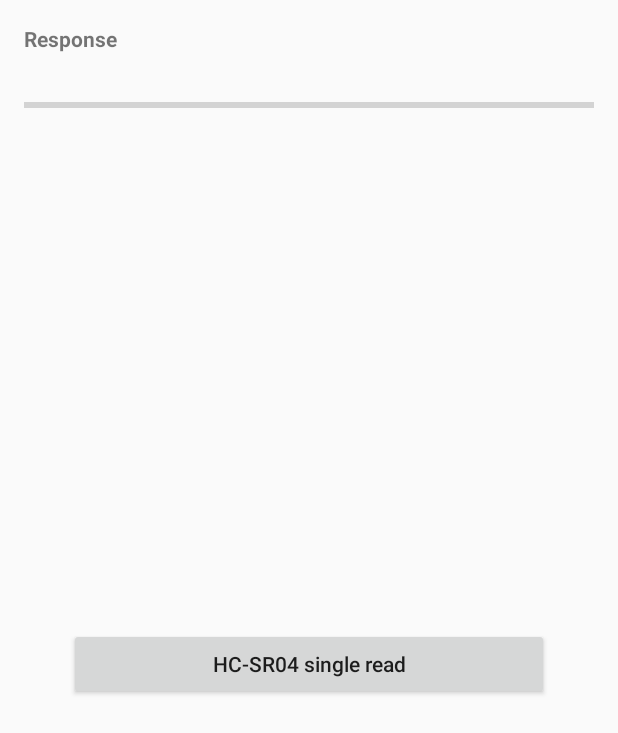
After one commit to DubyOriginal/RCMower, an Android app: the InfoActivity screen opened directly, with no data from a screen before it, on a phone screen of 412 x 824 dp. The commit adds this screen. Shown: the top 733 px of the screen. Run offline under Robolectric (Android 15) with nearby library versions, the phone set to English and light mode, and no system bars.

Commit message:
InfoActivity - sensor readings

```diff
--- a/app/src/main/java/hr/duby/rcmower/activities/HomeActivity.java
+++ b/app/src/main/java/hr/duby/rcmower/activities/HomeActivity.java
@@ -56,6 +56,7 @@
             case R.id.btnProgram:
                 break;
             case R.id.btnInfo:
+                intent = new Intent(this, InfoActivity.class);
                 break;
             case R.id.btnSettings:
                 intent = new Intent(this, SetupActivity.class);
@@ -66,6 +67,7 @@
         }
         if (intent != null){
             startActivity(intent);
+            finish();
         }
     }
 
--- /dev/null
+++ b/app/src/main/java/hr/duby/rcmower/activities/InfoActivity.java
@@ -0,0 +1,158 @@
+package hr.duby.rcmower.activities;
+
+import android.content.Intent;
+import android.os.Build;
+import android.os.Bundle;
+import android.os.Handler;
+import android.support.v7.app.AppCompatActivity;
+import android.util.Log;
+import android.view.View;
+import android.widget.Button;
+import android.widget.ProgressBar;
+import android.widget.TextView;
+
+import org.json.JSONObject;
+
+import hr.duby.rcmower.Const;
+import hr.duby.rcmower.MowerClient;
+import hr.duby.rcmower.R;
+import hr.duby.rcmower.util.JSONHelper;
+
+
+public class InfoActivity extends AppCompatActivity   implements View.OnClickListener {
+
+    //WIDGETS
+    private Button btnHCSR04;
+    private TextView tvResponse;
+    private ProgressBar pbResponse;
+
+    //VARS
+    private String BASE_URL;
+
+    @Override
+    //**********************************************************************************************
+    protected void onCreate(Bundle savedInstanceState) {
+        super.onCreate(savedInstanceState);
+        setContentView(R.layout.activity_info);
+
+        initGUI();
+    }
+
+    @Override
+    //**********************************************************************************************
+    protected void onResume() {
+        super.onResume();
+        keepNavBarHidden();
+
+        BASE_URL = MowerClient.getInstance().getBASE_URL(this);
+    }
+
+    //**********************************************************************************************
+    private void initGUI() {
+        btnHCSR04 = (Button) findViewById(R.id.btnHCSR);
+        tvResponse = (TextView) findViewById(R.id.tvResponse);
+        pbResponse = (ProgressBar) findViewById(R.id.pbResponse);
+
+        //init value
+        pbResponse.setMax(Const.HCSR04_MAX);
+        pbResponse.setProgress(0);
+        tvResponse.setText("");
+
+        btnHCSR04.setOnClickListener(this);
+    }
+
+    @Override
+    //**********************************************************************************************
+    public void onClick(View view) {
+        switch (view.getId()){
+            case R.id.btnHCSR:
+                startRequest_HCSR04();
+                break;
+
+        }
+    }
+
+    private void _____________EVENT_HANDLER_____________() {}
+    //*************************************************************************************************************************************************
+    //*************************************************************************************************************************************************
+
+    //**********************************************************************************************
+    private void startRequest_HCSR04() {
+        MowerClient.getInstance().request_HCSR04(InfoActivity.this, new MowerClient.OnResponse_HCSR04(){
+
+            @Override
+            public void onResponse_HCSR04Done(JSONObject response) {
+                DLog("onResponse_HCSR04Done result: " + response);
+                showResult_HCSR04(response);
+            }
+        } );
+
+    }
+
+    private void _____________SHOW_RESULT_____________() {}
+    //*************************************************************************************************************************************************
+    //*************************************************************************************************************************************************
+
+    //**********************************************************************************************
+    private void showResult_HCSR04(JSONObject response) {
+        if (response != null) {
+            String statusValue = JSONHelper.getJSONValue(response, "status");
+            if (statusValue != null){
+                if (statusValue.equalsIgnoreCase("ok")) {
+                    String distance = JSONHelper.getJSONValue(response, "distance");
+                    if (distance == null){ distance = "-";}
+                    final String dist = distance;
+
+                    runOnUiThread(new Runnable() {
+                        @Override
+                        public void run() {
+                            tvResponse.setText(dist);
+                            pbResponse.setProgress(Integer.valueOf(dist));
+                        }
+                    });
+
+
+                } // statusValue NOT OK
+            } // statusValue == NULL
+        }  // response == NULL
+    }
+
+    private void _____________OTHER_____________() {}
+    //*************************************************************************************************************************************************
+    //*************************************************************************************************************************************************
+
+    //**********************************************************************************************
+    private void gotoHomeActivity(){
+        Intent intent = new Intent(this, HomeActivity.class);
+        if (intent != null){
+            startActivity(intent);
+        }
+    }
+
+    //**********************************************************************************************
+    private void keepNavBarHidden() {
+        Handler handler = new Handler();
+        handler.postDelayed(new Runnable() {
+            @Override
+            public void run() {
+                hideNavBar();
+            }
+        }, 500);
+    }
+
+    //**********************************************************************************************
+    private void hideNavBar() {
+        if (Build.VERSION.SDK_INT >= 19) {
+            View v = getWindow().getDecorView();
+            v.setSystemUiVisibility(View.SYSTEM_UI_FLAG_LAYOUT_STABLE | View.SYSTEM_UI_FLAG_LAYOUT_HIDE_NAVIGATION
+                    | View.SYSTEM_UI_FLAG_LAYOUT_FULLSCREEN | View.SYSTEM_UI_FLAG_HIDE_NAVIGATION
+                    | View.SYSTEM_UI_FLAG_FULLSCREEN | View.SYSTEM_UI_FLAG_IMMERSIVE_STICKY);
+        }
+    }
+
+    //**********************************************************************************************
+    private void DLog(String msg) {
+        String className = this.getClass().getSimpleName();
+        Log.d("DTag", className + ": " + msg);
+    }
+}
--- /dev/null
+++ b/app/src/main/res/layout/activity_info.xml
@@ -0,0 +1,57 @@
+<?xml version="1.0" encoding="utf-8"?>
+<LinearLayout xmlns:android="http://schemas.android.com/apk/res/android"
+    xmlns:tools="http://schemas.android.com/tools"
+    android:id="@+id/activity_info"
+    android:layout_width="match_parent"
+    android:layout_height="match_parent"
+    android:orientation="vertical"
+    tools:context="hr.duby.rcmower.activities.InfoActivity"
+    android:layout_margin="16dp">
+
+    <LinearLayout
+        android:orientation="vertical"
+        android:layout_width="match_parent"
+        android:layout_height="wrap_content"
+        android:layout_weight="1">
+
+        <TextView
+            android:text="Response"
+            android:layout_width="match_parent"
+            android:layout_height="wrap_content"
+            android:id="@+id/textView7"
+            android:textStyle="normal|bold" />
+
+        <TextView
+            android:text="TextView"
+            android:layout_width="match_parent"
+            android:layout_height="wrap_content"
+            android:id="@+id/tvResponse"
+            android:textSize="12sp"
+            android:layout_marginTop="10dp" />
+
+        <ProgressBar
+            style="?android:attr/progressBarStyleHorizontal"
+            android:layout_width="match_parent"
+            android:layout_height="wrap_content"
+            android:id="@+id/pbResponse"
+            android:progress="50" />
+
+    </LinearLayout>
+
+    <LinearLayout
+        android:orientation="vertical"
+        android:layout_width="match_parent"
+        android:layout_height="wrap_content"
+        android:layout_weight="1"
+        android:layout_marginLeft="30dp"
+        android:layout_marginRight="30dp">
+
+        <Button
+            android:text="HC-SR04 single read"
+            android:layout_width="match_parent"
+            android:layout_height="wrap_content"
+            android:id="@+id/btnHCSR"
+            android:textAllCaps="false" />
+
+    </LinearLayout>
+</LinearLayout>
```
Also changed, not shown: app/src/main/AndroidManifest.xml (+28 -3 lines), app/src/main/java/hr/duby/rcmower/Const.java (+15 -11 lines), app/src/main/java/hr/duby/rcmower/MowerClient.java (+39 -0 lines), app/src/main/java/hr/duby/rcmower/activities/SetupActivity.java (+5 -2 lines), app/src/main/java/hr/duby/rcmower/util/JSONHelper.java (added, +107 -0 lines).
